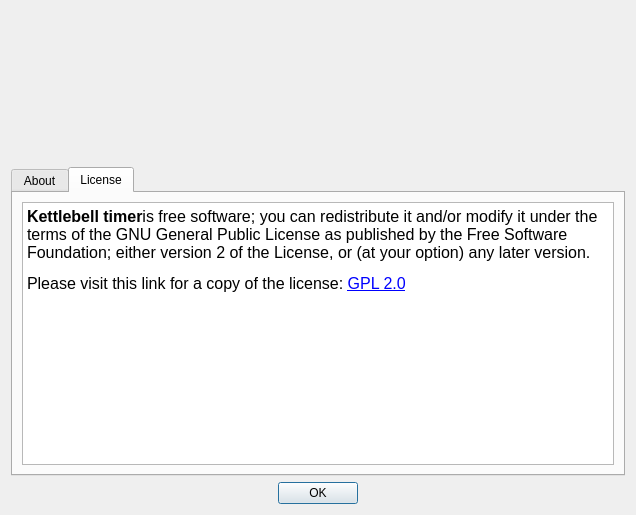
The window that src/ui/AboutDialog.ui (antongus/kettlebell-timer) describes before a commit, drawn with Qt 5.
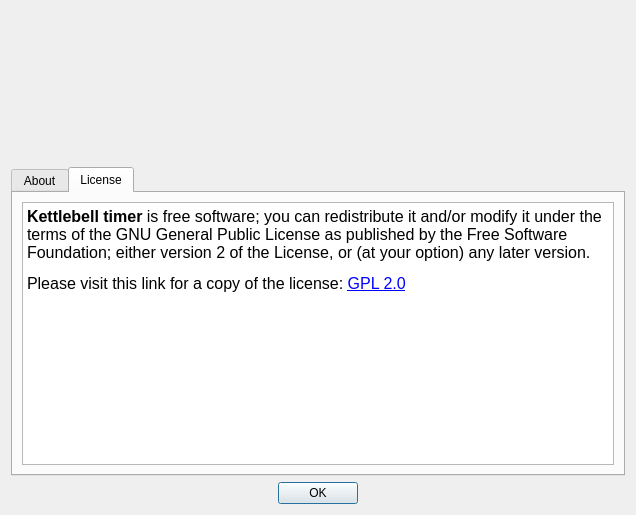
The same window after the commit. The open tabs and pages were chosen to show the change. Icons and pictures are not drawn.

Commit message: translate license text to russian

Patch:
```diff
--- a/src/ui/AboutDialog.ui
+++ b/src/ui/AboutDialog.ui
@@ -132,7 +132,7 @@
 &lt;html&gt;&lt;head&gt;&lt;meta name=&quot;qrichtext&quot; content=&quot;1&quot; /&gt;&lt;style type=&quot;text/css&quot;&gt;
 p, li { white-space: pre-wrap; }
 &lt;/style&gt;&lt;/head&gt;&lt;body style=&quot; font-family:'Sans Serif'; font-size:9pt; font-weight:400; font-style:normal;&quot;&gt;
-&lt;p style=&quot; margin-top:12px; margin-bottom:12px; margin-left:0px; margin-right:0px; -qt-block-indent:0; text-indent:0px;&quot;&gt;&lt;span style=&quot; font-size:12pt; font-weight:600;&quot;&gt;Kettlebell timer&lt;/span&gt;&lt;span style=&quot; font-size:12pt;&quot;&gt;is free software; you can redistribute it and/or modify it under the terms of the GNU General Public License as published by the Free Software Foundation; either version 2 of the License, or (at your option) any later version. &lt;/span&gt;&lt;/p&gt;
+&lt;p style=&quot; margin-top:12px; margin-bottom:12px; margin-left:0px; margin-right:0px; -qt-block-indent:0; text-indent:0px;&quot;&gt;&lt;span style=&quot; font-size:12pt; font-weight:600;&quot;&gt;Kettlebell timer&lt;/span&gt;&lt;span style=&quot; font-size:12pt;&quot;&gt; is free software; you can redistribute it and/or modify it under the terms of the GNU General Public License as published by the Free Software Foundation; either version 2 of the License, or (at your option) any later version. &lt;/span&gt;&lt;/p&gt;
 &lt;p style=&quot; margin-top:12px; margin-bottom:12px; margin-left:0px; margin-right:0px; -qt-block-indent:0; text-indent:0px;&quot;&gt;&lt;span style=&quot; font-size:12pt;&quot;&gt;Please visit this link for a copy of the license: &lt;/span&gt;&lt;a href=&quot;https://www.gnu.org/licenses/old-licenses/gpl-2.0.html&quot;&gt;&lt;span style=&quot; font-size:12pt; text-decoration: underline; color:#0000ff;&quot;&gt;GPL 2.0&lt;/span&gt;&lt;/a&gt;&lt;/p&gt;
 &lt;p style=&quot; margin-top:12px; margin-bottom:12px; margin-left:0px; margin-right:0px; -qt-block-indent:0; text-indent:0px;&quot;&gt;&lt;br /&gt;&lt;/p&gt;&lt;/body&gt;&lt;/html&gt;</string>
          </property>
```
The commit also changes 2 other files.
